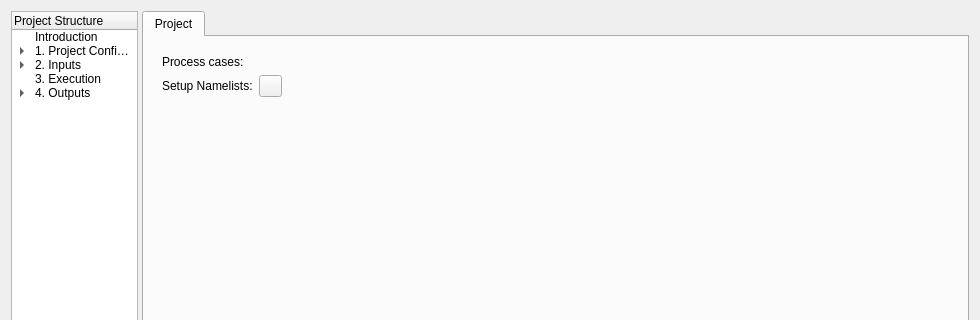
Qt form src/mhm_qgis/qt/ui/forms/mhm_qgis_main.ui (mhm-ufz/mHM-QGIS) before a commit; both pictures show x 0 to 980 and y 0 to 320 of the 980 by 917 pixel window.
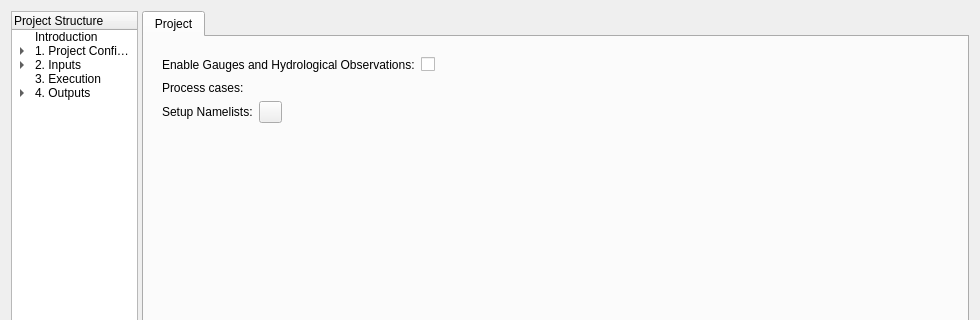
The same form after that commit. The open tabs and pages were chosen to show the change. Icons and pictures are not drawn. Custom widgets are drawn as their Qt base class.

Commit message: Add pointer to the tree and fix bypassing gauges and domain definition if not required

```diff
--- a/src/mhm_qgis/qt/ui/forms/mhm_qgis_main.ui
+++ b/src/mhm_qgis/qt/ui/forms/mhm_qgis_main.ui
@@ -1983,6 +1983,40 @@
           </widget>
           <widget class="QWidget" name="page_settings">
            <layout class="QVBoxLayout" name="verticalLayout_page_settings">
+            <item>
+             <layout class="QHBoxLayout" name="horizontalLayout_gaugeOption">
+              <property name="topMargin">
+               <number>0</number>
+              </property>
+              <item>
+               <widget class="QLabel" name="label_gaugeOption">
+                <property name="text">
+                 <string>Enable Gauges and Hydrological Observations:</string>
+                </property>
+               </widget>
+              </item>
+              <item>
+               <widget class="QCheckBox" name="checkBox_gaugeOption">
+                <property name="text">
+                 <string/>
+                </property>
+               </widget>
+              </item>
+              <item>
+               <spacer name="horizontalSpacer_gaugeOption">
+                <property name="orientation">
+                 <enum>Qt::Horizontal</enum>
+                </property>
+                <property name="sizeHint" stdset="0">
+                 <size>
+                  <width>40</width>
+                  <height>20</height>
+                 </size>
+                </property>
+               </spacer>
+              </item>
+             </layout>
+            </item>
             <item>
              <widget class="QLabel" name="label_processCases">
               <property name="text">
```
Left out of the diff: 52 changed lines with no effect on the pictures. The commit also changes 22 other files.
